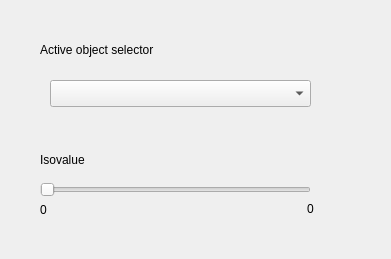
Before: the Qt Designer form gui.ui in bougui505/pymol_isosurface, drawn with Qt 5.
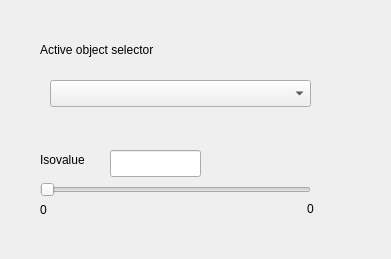
After: the same form once the commit is applied.

Commit message: LineEdit box to set the isovalue manually 	modified:   __init__.py 	modified:   gui.ui

Diff of the .ui file:
```diff
--- a/gui.ui
+++ b/gui.ui
@@ -88,6 +88,16 @@
     <string>0</string>
    </property>
   </widget>
+  <widget class="QLineEdit" name="isoval_edit">
+   <property name="geometry">
+    <rect>
+     <x>110</x>
+     <y>150</y>
+     <width>91</width>
+     <height>27</height>
+    </rect>
+   </property>
+  </widget>
  </widget>
  <resources/>
  <connections/>
```
The commit also changes 1 other file.
